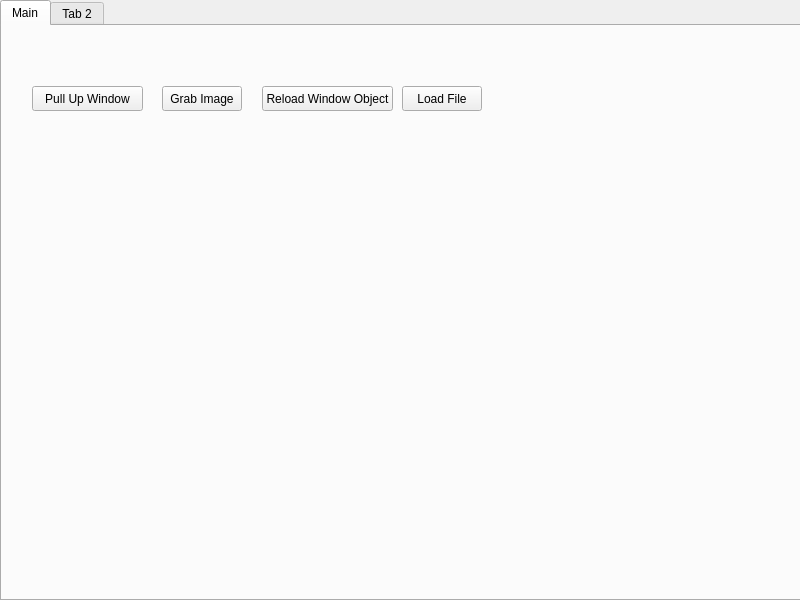
Before: the Qt Designer form POE/POEGUI/form.ui in NathanLangley/fuzzy_waddle_POE, drawn with Qt 5.
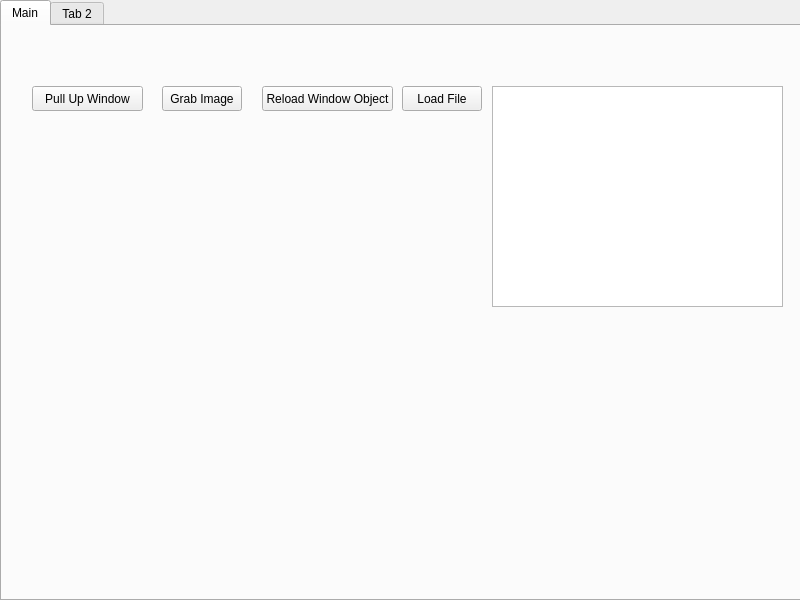
After: the same form once the commit is applied.

Commit message: Added a consoleoutput for any msgs to user also moved loading the ui into initialization. _load_ui is now only for finding the window because I was multiplying the controls linked to buttons which I did not expect.

```diff
--- a/POE/POEGUI/form.ui
+++ b/POE/POEGUI/form.ui
@@ -81,6 +81,22 @@
       <string>Load File</string>
      </property>
     </widget>
+    <widget class="QPlainTextEdit" name="Output">
+     <property name="geometry">
+      <rect>
+       <x>490</x>
+       <y>60</y>
+       <width>291</width>
+       <height>221</height>
+      </rect>
+     </property>
+     <property name="readOnly">
+      <bool>true</bool>
+     </property>
+     <property name="centerOnScroll">
+      <bool>true</bool>
+     </property>
+    </widget>
    </widget>
    <widget class="QWidget" name="tab_2">
     <attribute name="title">
```
The commit also changes 5 other files.
